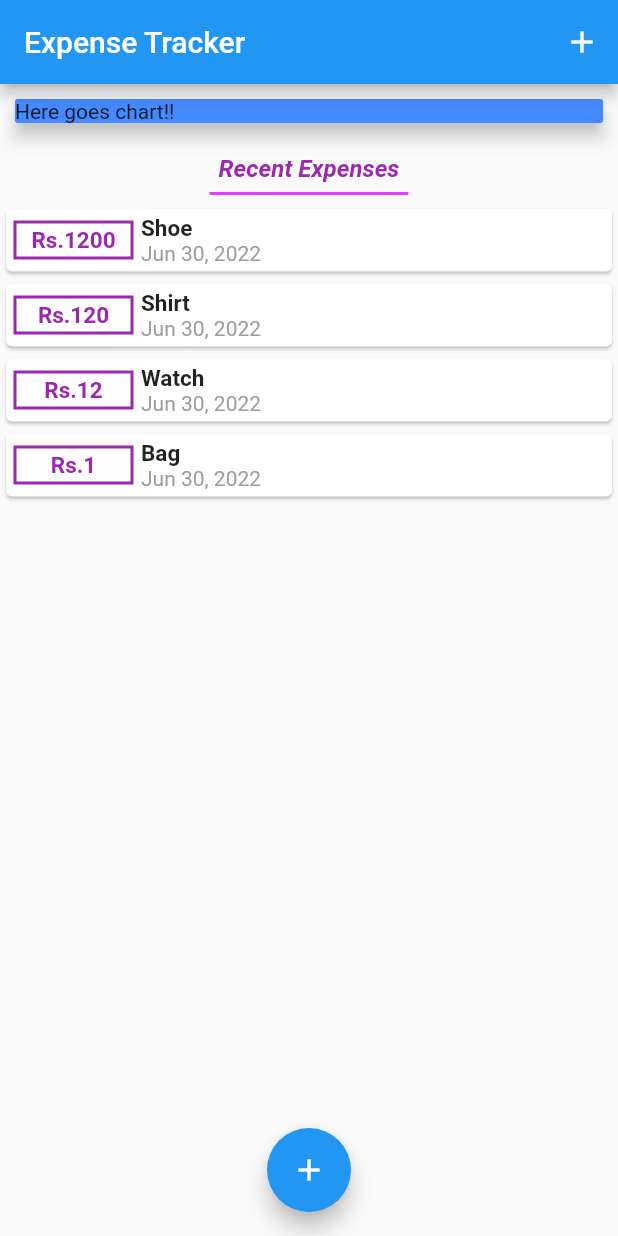
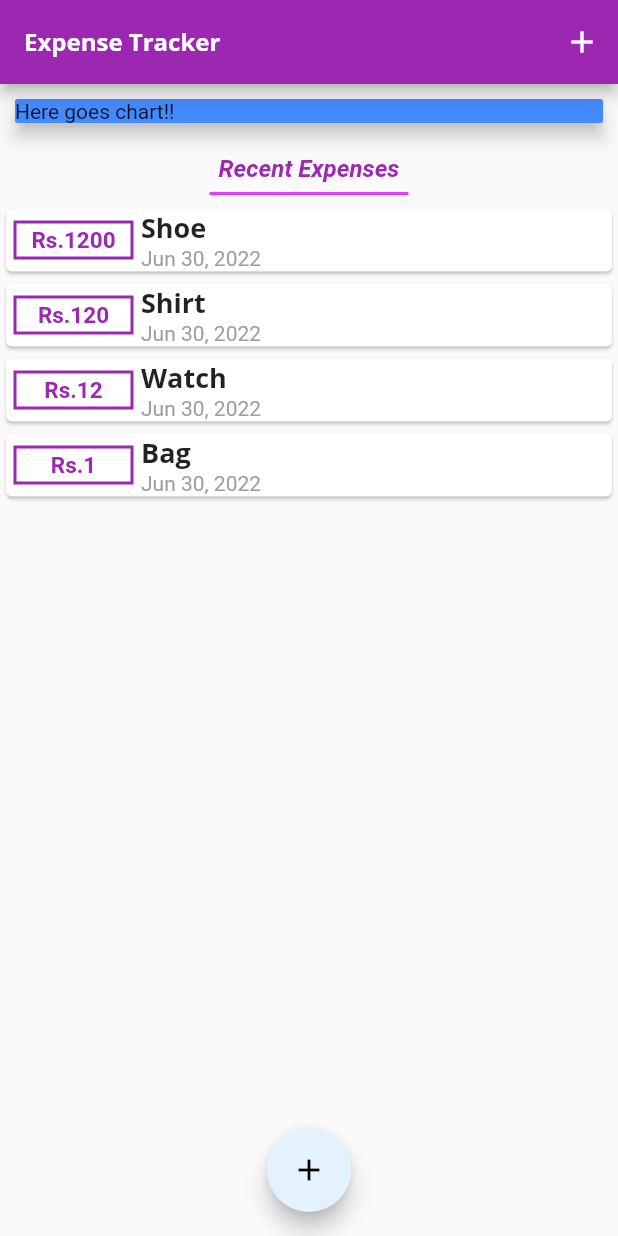
Before and after one commit to Nisschhal/flutter_expense_app, a Flutter app: the screen it shows after launch, on a phone screen of 412 x 824 dp. Run offline on Flutter 3.47's test engine with Material 2 defaults, Android fonts, the phone set to English and light mode, and no system bars.

Commit message:
validating the list transaction before displaying and setting theme designs

```diff
--- a/lib/main.dart
+++ b/lib/main.dart
@@ -1,3 +1,5 @@
+// ignore_for_file: deprecated_member_use
+
 import 'package:expense_tracker/widgets/new_transaction.dart';
 import 'package:flutter/gestures.dart';
 import 'package:flutter/material.dart';
@@ -14,6 +16,28 @@ class MyApp extends StatelessWidget {
   Widget build(BuildContext context) {
     return MaterialApp(
       title: "Expense Tracker",
+      theme: ThemeData(
+        primarySwatch: Colors.purple,
+        accentColor: Colors.blue[50],
+        // fontFamily: 'OpenSans',
+        textTheme: ThemeData.light().textTheme.copyWith(
+              headline6: const TextStyle(
+                fontFamily: 'OpenSans',
+                fontSize: 18,
+                fontWeight: FontWeight.bold,
+              ),
+            ),
+        fontFamily: "Quicksand",
+        appBarTheme: AppBarTheme(
+          textTheme: ThemeData.light().textTheme.copyWith(
+                headline6: const TextStyle(
+                  fontFamily: 'OpenSans',
+                  fontSize: 16,
+                  fontWeight: FontWeight.bold,
+                ),
+              ),
+        ),
+      ),
       home: MyHomePage(),
     );
   }
--- a/lib/widgets/transactions_list.dart
+++ b/lib/widgets/transactions_list.dart
@@ -14,7 +14,12 @@ class TransactionList extends StatelessWidget {
     // ignore: sized_box_for_whitespace
     return Container(
       height: 300,
-      child: ListView.builder(
+      child: userList.isEmpty? Column(
+        children: [
+          Text("No transactions yet!!"),
+
+        ],
+      ) : ListView.builder(
         // scrollDirection: Axis.horizontal,
         itemBuilder: (context, index) {
           return Card(
@@ -44,10 +49,7 @@ class TransactionList extends StatelessWidget {
                 Column(crossAxisAlignment: CrossAxisAlignment.start, children: [
                   Text(
                     userList[index].title,
-                    style: const TextStyle(
-                      fontSize: 15,
-                      fontWeight: FontWeight.bold,
-                    ),
+                    style: Theme.of(context).textTheme.headline6,
                   ),
                   Text(
                     DateFormat.yMMMd().format(userList[index].date),
```
Also changed, not shown: pubspec.yaml (+13 -13 lines), assets/fonts/OpenSans-Bold.ttf (added), assets/fonts/OpenSans-Regular.ttf (added), assets/fonts/Quicksand-Bold.ttf (added), assets/fonts/Quicksand-Light.ttf (added), assets/fonts/Quicksand-Medium.ttf (added), assets/fonts/Quicksand-Regular.ttf (added), assets/images/waiting.png (added).
